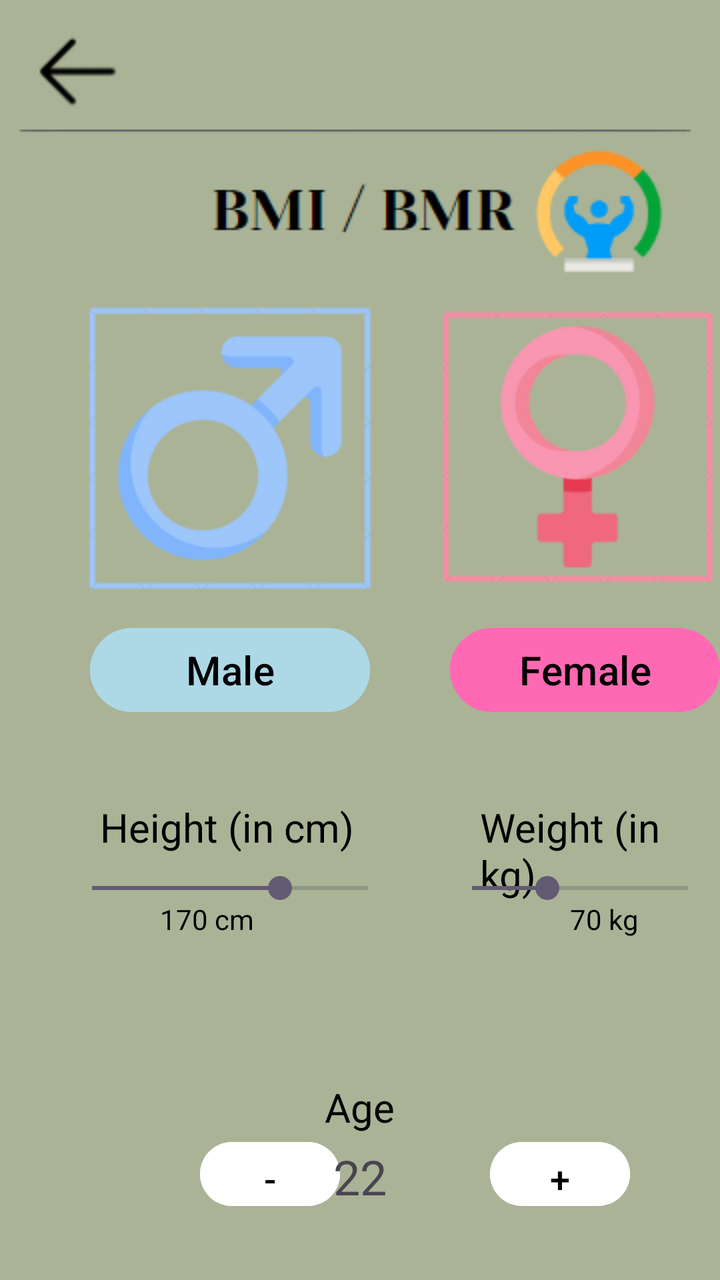
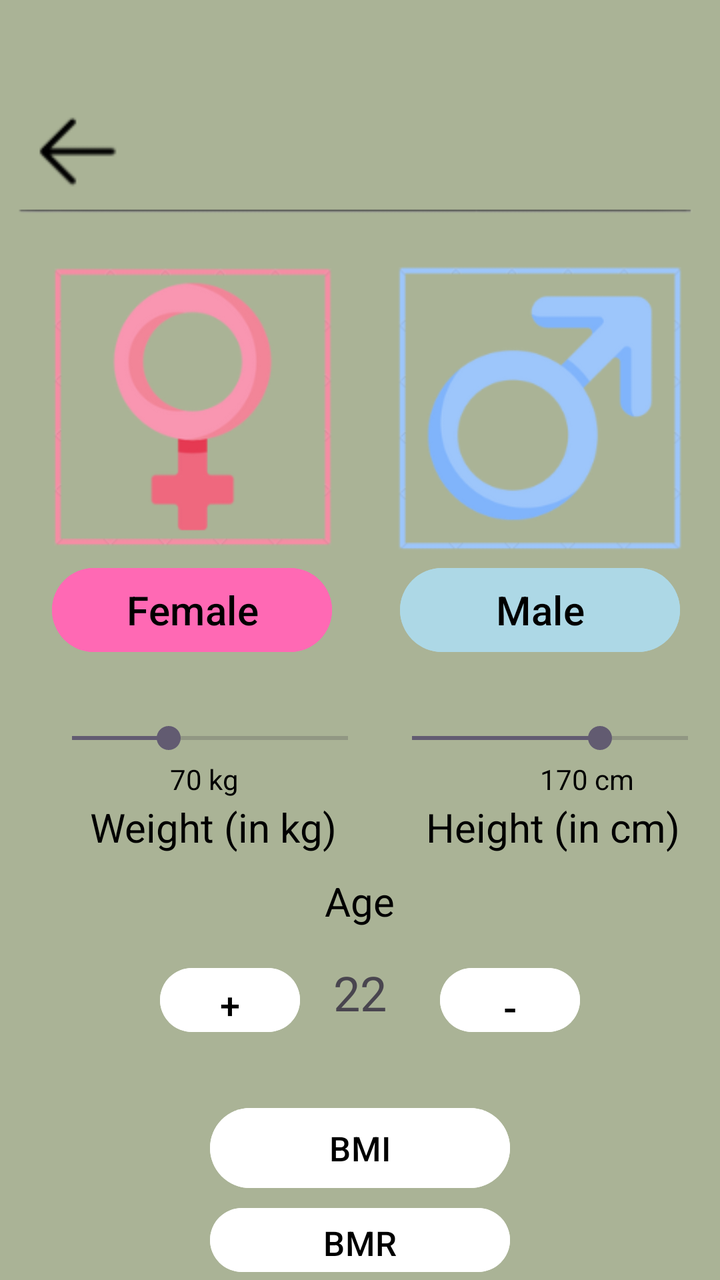

The first picture is an Android layout as it rendered before a commit; the second is the same layout after the commit. The layout source and the unified diff follow.
<!-- AndroidManifest.xml: application theme Theme.Accurepp -->
<!-- res/layout/activity_bmibmr.xml -->
<?xml version="1.0" encoding="utf-8"?>
<RelativeLayout xmlns:android="http://schemas.android.com/apk/res/android"
    xmlns:app="http://schemas.android.com/apk/res-auto"
    xmlns:tools="http://schemas.android.com/tools"
    android:id="@+id/main"
    android:layout_width="match_parent"
    android:layout_height="match_parent"
    tools:context=".bmibmr"
    android:background="#AAB396">
    <ImageButton
        android:layout_width="50dp"
        android:layout_height="50dp"
        android:src="@drawable/backbutt"
        android:layout_marginTop="10dp"
        android:layout_marginStart="15dp"/>
    <ImageView
        android:layout_width="wrap_content"
        android:layout_height="wrap_content"
        android:src="@drawable/line"
        android:layout_centerHorizontal="true"
        android:layout_marginTop="50dp"/>
    />


    <ImageView
        android:id="@+id/ivMale"
        android:layout_width="152dp"
        android:layout_height="147dp"
        android:layout_alignParentStart="true"
        android:layout_alignParentTop="true"
        android:layout_marginStart="40dp"
        android:layout_marginTop="150dp"
        android:src="@drawable/male" />

    <ImageView
        android:layout_width="wrap_content"
        android:layout_height="wrap_content"
        android:src="@drawable/bbmtag"
        android:layout_marginTop="70dp"
        android:layout_marginStart="100dp"
        />



    <ImageView
        android:id="@+id/ivFemale"
        android:layout_width="152dp"
        android:layout_height="147dp"
        android:layout_alignParentStart="true"
        android:layout_alignParentTop="true"
        android:layout_marginStart="217dp"
        android:layout_marginTop="150dp"
        android:src="@drawable/fem" />

    <Button
        android:id="@+id/btnMale"
        android:layout_width="140dp"
        android:layout_height="50dp"
        android:layout_alignParentStart="true"
        android:layout_marginStart="45dp"
        android:layout_marginTop="310dp"
        android:backgroundTint="@color/male_selected_color"
        android:text="Male"
        android:textColor="@android:color/black"
        android:textSize="20dp" />

    <Button
        android:id="@+id/btnFemale"
        android:layout_width="140dp"
        android:layout_height="50dp"
        android:backgroundTint="@color/female_selected_color"
        android:text="Female"
        android:layout_marginTop="310dp"
        android:textColor="@android:color/black"
        android:layout_marginStart="225dp"
        android:textSize="20dp" />

    <TextView
        android:id="@+id/tvHeightLabel"
        android:layout_width="wrap_content"
        android:layout_height="wrap_content"
        android:text="Height (in cm)"
        android:textColor="@android:color/black"
        android:layout_marginTop="400dp"
        android:textSize="20dp"
        android:layout_marginStart="50dp" />

    <SeekBar
        android:id="@+id/heightSlider"
        android:layout_width="170dp"
        android:layout_height="wrap_content"
        android:max="250"
        android:progress="170"
        android:layout_marginTop="435dp"
        android:layout_marginStart="30dp" />

    <TextView
        android:id="@+id/tvHeightValue"
        android:layout_width="wrap_content"
        android:layout_height="wrap_content"
        android:text="170 cm"
        android:textColor="@android:color/black"
        android:layout_marginTop="450dp"
        android:layout_marginStart="80dp" />

    <TextView
        android:id="@+id/tvWeightLabel"
        android:layout_width="wrap_content"
        android:layout_height="wrap_content"
        android:text="Weight (in kg)"
        android:textColor="@android:color/black"
        android:layout_marginStart="240dp"
        android:textSize="20dp"
        android:layout_marginTop="400dp" />

    <SeekBar
        android:id="@+id/weightSlider"
        android:layout_width="170dp"
        android:layout_height="wrap_content"
        android:max="200"
        android:progress="70"
        android:layout_marginTop="435dp"
        android:layout_marginStart="220dp" />

    <TextView
        android:id="@+id/tvWeightValue"
        android:layout_width="wrap_content"
        android:layout_height="wrap_content"
        android:text="70 kg"
        android:textColor="@android:color/black"
        android:layout_marginTop="450dp"
        android:layout_marginStart="285dp" />

    <Button
        android:id="@+id/btnBMI"
        android:layout_width="150dp"
        android:layout_height="wrap_content"
        android:layout_alignParentStart="true"
        android:layout_marginStart="129dp"
        android:layout_marginTop="650dp"
        android:backgroundTint="@color/white"
        android:text="BMI"
        android:textColor="@android:color/black"
        android:textSize="17dp" />

    <Button
        android:id="@+id/btnBMR"
        android:layout_width="150dp"
        android:layout_height="wrap_content"
        android:backgroundTint="@color/white"
        android:text="BMR"
        android:textColor="@android:color/black"
        android:layout_marginTop="700dp"
        android:layout_centerHorizontal="true"
        android:textSize="17dp" />

    <TextView
        android:id="@+id/tvAgeLabel"
        android:layout_width="wrap_content"
        android:layout_height="wrap_content"
        android:text="Age"
        android:textColor="@android:color/black"
        android:textSize="20dp"
        android:layout_marginTop="540dp"
        android:layout_centerHorizontal="true" />

    <Button
        android:id="@+id/btnMinus"
        android:layout_width="70dp"
        android:layout_height="40dp"
        android:text="-"
        android:textSize="18sp"
        android:textColor="@color/black"
        android:backgroundTint="@color/white"
        android:layout_below="@id/tvAgeLabel"
        android:layout_marginStart="100dp" />

    <TextView
        android:id="@+id/tvAgeValue"
        android:layout_width="wrap_content"
        android:layout_height="wrap_content"
        android:text="22"
        android:textSize="24sp"
        android:layout_below="@id/tvAgeLabel"
        android:layout_centerHorizontal="true"
        android:layout_marginTop="5dp"
        android:gravity="center" />

    <Button
        android:id="@+id/btnPlus"
        android:layout_width="70dp"
        android:layout_height="40dp"
        android:text="+"
        android:textSize="18sp"
        android:backgroundTint="@color/white"
        android:textColor="@color/black"
        android:layout_below="@id/tvAgeLabel"
        android:layout_marginStart="245dp" />

</RelativeLayout>
<!-- resources referenced by this layout -->
<resources>
  <color name="black">#FF000000</color>
  <color name="female_selected_color">#FF69B4</color>
  <color name="male_selected_color">#ADD8E6</color>
  <color name="white">#FFFFFFFF</color>
  <!-- drawable backbutt: png bitmap (drawable, 805 bytes) -->
  <!-- drawable bbmtag: png bitmap (drawable, 5780 bytes) -->
  <!-- drawable fem: png bitmap (drawable, 11730 bytes) -->
  <!-- drawable line: png bitmap (drawable, 732 bytes) -->
  <!-- drawable male: png bitmap (drawable, 11707 bytes) -->
  <style name="Theme.Accurepp" parent="Base.Theme.Accurepp" />
  <style name="Base.Theme.Accurepp" parent="Theme.Material3.DayNight.NoActionBar">
          
          
      </style>
</resources>

<!-- the commit's change to res/layout/activity_bmibmr.xml (unified diff, before → after) -->
@@ -8,61 +8,50 @@
     tools:context=".bmibmr"
     android:background="#AAB396">
     <ImageButton
+        android:id="@+id/btnBack"
         android:layout_width="50dp"
         android:layout_height="50dp"
         android:src="@drawable/backbutt"
-        android:layout_marginTop="10dp"
-        android:layout_marginStart="15dp"/>
+        app:layout_constraintTop_toTopOf="parent"
+        app:layout_constraintStart_toStartOf="parent"
+        android:layout_marginTop="50dp"
+        android:layout_marginStart="15dp" />
+
     <ImageView
         android:layout_width="wrap_content"
         android:layout_height="wrap_content"
         android:src="@drawable/line"
         android:layout_centerHorizontal="true"
-        android:layout_marginTop="50dp"/>
-    />
-
+        android:layout_marginTop="90dp"/>
 
     <ImageView
         android:id="@+id/ivMale"
         android:layout_width="152dp"
         android:layout_height="147dp"
-        android:layout_alignParentStart="true"
-        android:layout_alignParentTop="true"
-        android:layout_marginStart="40dp"
-        android:layout_marginTop="150dp"
-        android:src="@drawable/male" />
-
-    <ImageView
-        android:layout_width="wrap_content"
-        android:layout_height="wrap_content"
-        android:src="@drawable/bbmtag"
-        android:layout_marginTop="70dp"
-        android:layout_marginStart="100dp"
+        android:layout_marginStart="195dp"
+        android:layout_marginTop="130dp"
+        android:src="@drawable/male"
         />
-
-
 
     <ImageView
         android:id="@+id/ivFemale"
         android:layout_width="152dp"
         android:layout_height="147dp"
-        android:layout_alignParentStart="true"
-        android:layout_alignParentTop="true"
-        android:layout_marginStart="217dp"
-        android:layout_marginTop="150dp"
-        android:src="@drawable/fem" />
+        android:layout_marginTop="130dp"
+        android:layout_marginStart="20dp"
+        android:src="@drawable/fem"
+        />
 
     <Button
         android:id="@+id/btnMale"
         android:layout_width="140dp"
         android:layout_height="50dp"
-        android:layout_alignParentStart="true"
-        android:layout_marginStart="45dp"
-        android:layout_marginTop="310dp"
         android:backgroundTint="@color/male_selected_color"
         android:text="Male"
         android:textColor="@android:color/black"
-        android:textSize="20dp" />
+        android:textSize="20sp"
+        android:layout_marginStart="200dp"
+        android:layout_marginTop="280dp" />
 
     <Button
         android:id="@+id/btnFemale"
@@ -70,10 +59,10 @@
         android:layout_height="50dp"
         android:backgroundTint="@color/female_selected_color"
         android:text="Female"
-        android:layout_marginTop="310dp"
         android:textColor="@android:color/black"
-        android:layout_marginStart="225dp"
-        android:textSize="20dp" />
+        android:textSize="20sp"
+        android:layout_marginStart="26dp"
+        android:layout_marginTop="280dp" />
 
     <TextView
         android:id="@+id/tvHeightLabel"
@@ -81,9 +70,9 @@
         android:layout_height="wrap_content"
         android:text="Height (in cm)"
         android:textColor="@android:color/black"
-        android:layout_marginTop="400dp"
-        android:textSize="20dp"
-        android:layout_marginStart="50dp" />
+        android:textSize="20sp"
+        android:layout_marginStart="213dp"
+        android:layout_marginTop="400dp" />
 
     <SeekBar
         android:id="@+id/heightSlider"
@@ -91,8 +80,9 @@
         android:layout_height="wrap_content"
         android:max="250"
         android:progress="170"
-        android:layout_marginTop="435dp"
-        android:layout_marginStart="30dp" />
+
+        android:layout_marginStart="190dp"
+        android:layout_marginTop="360dp" />
 
     <TextView
         android:id="@+id/tvHeightValue"
@@ -100,8 +90,8 @@
         android:layout_height="wrap_content"
         android:text="170 cm"
         android:textColor="@android:color/black"
-        android:layout_marginTop="450dp"
-        android:layout_marginStart="80dp" />
+        android:layout_marginStart="270dp"
+        android:layout_marginTop="380dp" />
 
     <TextView
         android:id="@+id/tvWeightLabel"
@@ -109,8 +99,8 @@
         android:layout_height="wrap_content"
         android:text="Weight (in kg)"
         android:textColor="@android:color/black"
-        android:layout_marginStart="240dp"
-        android:textSize="20dp"
+        android:textSize="20sp"
+        android:layout_marginStart="45dp"
         android:layout_marginTop="400dp" />
 
     <SeekBar
@@ -119,8 +109,8 @@
         android:layout_height="wrap_content"
         android:max="200"
         android:progress="70"
-        android:layout_marginTop="435dp"
-        android:layout_marginStart="220dp" />
+        android:layout_marginStart="20dp"
+        android:layout_marginTop="360dp" />
 
     <TextView
         android:id="@+id/tvWeightValue"
@@ -128,52 +118,30 @@
         android:layout_height="wrap_content"
         android:text="70 kg"
         android:textColor="@android:color/black"
-        android:layout_marginTop="450dp"
-        android:layout_marginStart="285dp" />
-
-    <Button
-        android:id="@+id/btnBMI"
-        android:layout_width="150dp"
-        android:layout_height="wrap_content"
-        android:layout_alignParentStart="true"
-        android:layout_marginStart="129dp"
-        android:layout_marginTop="650dp"
-        android:backgroundTint="@color/white"
-        android:text="BMI"
-        android:textColor="@android:color/black"
-        android:textSize="17dp" />
-
-    <Button
-        android:id="@+id/btnBMR"
-        android:layout_width="150dp"
-        android:layout_height="wrap_content"
-        android:backgroundTint="@color/white"
-        android:text="BMR"
-        android:textColor="@android:color/black"
-        android:layout_marginTop="700dp"
-        android:layout_centerHorizontal="true"
-        android:textSize="17dp" />
+        android:layout_marginStart="85dp"
+        android:layout_marginTop="380dp" />
 
     <TextView
         android:id="@+id/tvAgeLabel"
         android:layout_width="wrap_content"
         android:layout_height="wrap_content"
         android:text="Age"
+        android:layout_centerHorizontal="true"
         android:textColor="@android:color/black"
-        android:textSize="20dp"
-        android:layout_marginTop="540dp"
-        android:layout_centerHorizontal="true" />
+        android:textSize="20sp"
+        android:layout_marginTop="437dp" />
 
     <Button
         android:id="@+id/btnMinus"
         android:layout_width="70dp"
         android:layout_height="40dp"
+        android:layout_marginTop="480dp"
+        android:layout_marginStart="220dp"
+        android:backgroundTint="@color/white"
         android:text="-"
-        android:textSize="18sp"
         android:textColor="@color/black"
-        android:backgroundTint="@color/white"
-        android:layout_below="@id/tvAgeLabel"
-        android:layout_marginStart="100dp" />
+        android:textSize="20sp"
+        />
 
     <TextView
         android:id="@+id/tvAgeValue"
@@ -181,20 +149,43 @@
         android:layout_height="wrap_content"
         android:text="22"
         android:textSize="24sp"
-        android:layout_below="@id/tvAgeLabel"
         android:layout_centerHorizontal="true"
-        android:layout_marginTop="5dp"
-        android:gravity="center" />
+        android:layout_marginTop="480dp"
+        />
 
     <Button
         android:id="@+id/btnPlus"
         android:layout_width="70dp"
         android:layout_height="40dp"
+        android:layout_marginTop="480dp"
+        android:layout_marginStart="80dp"
+        android:backgroundTint="@color/white"
         android:text="+"
+        android:textColor="@color/black"
         android:textSize="18sp"
+        />
+
+    <Button
+        android:id="@+id/btnBMI"
+        android:layout_width="150dp"
+        android:layout_height="wrap_content"
         android:backgroundTint="@color/white"
-        android:textColor="@color/black"
-        android:layout_below="@id/tvAgeLabel"
-        android:layout_marginStart="245dp" />
+        android:text="BMI"
+        android:layout_marginTop="550dp"
+        android:layout_centerHorizontal="true"
+        android:textColor="@android:color/black"
+        android:textSize="17sp"
+        />
+    <Button
+        android:id="@+id/btnBMR"
+        android:layout_width="150dp"
+        android:layout_height="wrap_content"
+        android:backgroundTint="@color/white"
+        android:text="BMR"
+        android:layout_marginTop="600dp"
+        android:layout_centerHorizontal="true"
+        android:textColor="@android:color/black"
+        android:textSize="17sp"
+        />
 
 </RelativeLayout>
<!-- resource entries referenced after the edit -->
@@ -5,7 +5,6 @@
   <color name="male_selected_color">#ADD8E6</color>
   <color name="white">#FFFFFFFF</color>
   <!-- drawable backbutt: png bitmap (drawable, 805 bytes) -->
-  <!-- drawable bbmtag: png bitmap (drawable, 5780 bytes) -->
   <!-- drawable fem: png bitmap (drawable, 11730 bytes) -->
   <!-- drawable line: png bitmap (drawable, 732 bytes) -->
   <!-- drawable male: png bitmap (drawable, 11707 bytes) -->
